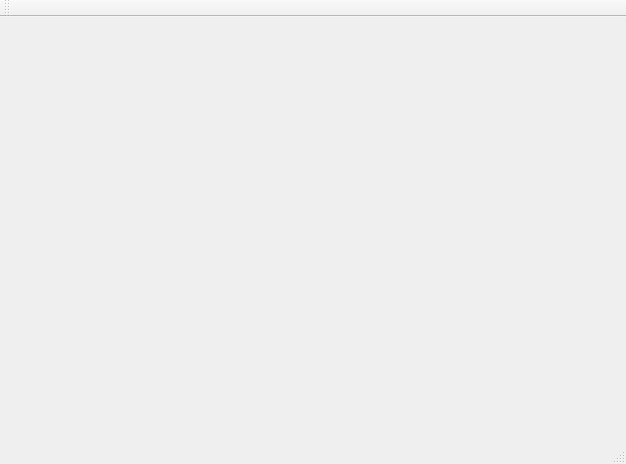
madmilla/THO78-Roborescue, file thijs_van_tiem/inwerken/mainwindow.ui: the form before one commit.
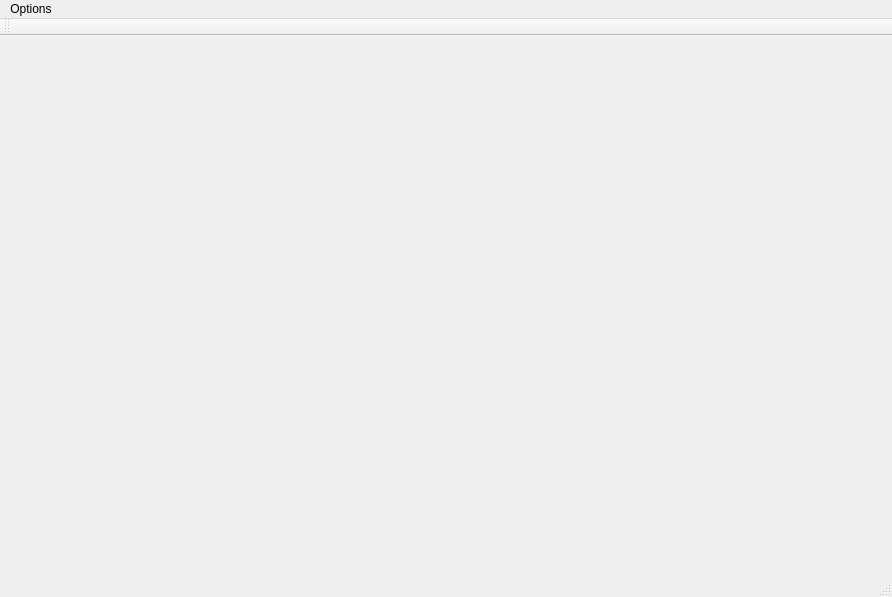
The form after the commit.

The edit to the form file:
```diff
--- a/thijs_van_tiem/inwerken/mainwindow.ui
+++ b/thijs_van_tiem/inwerken/mainwindow.ui
@@ -6,8 +6,8 @@
    <rect>
     <x>0</x>
     <y>0</y>
-    <width>626</width>
-    <height>464</height>
+    <width>892</width>
+    <height>597</height>
    </rect>
   </property>
   <property name="windowTitle">
@@ -19,10 +19,19 @@
     <rect>
      <x>0</x>
      <y>0</y>
-     <width>626</width>
+     <width>892</width>
      <height>21</height>
     </rect>
    </property>
+   <widget class="QMenu" name="menuOptions">
+    <property name="title">
+     <string>Options</string>
+    </property>
+    <addaction name="actionLoad"/>
+    <addaction name="actionSave"/>
+    <addaction name="actionExit"/>
+   </widget>
+   <addaction name="menuOptions"/>
   </widget>
   <widget class="QToolBar" name="mainToolBar">
    <attribute name="toolBarArea">
```
Left out of the diff: 15 changed lines with no effect on the pictures.
